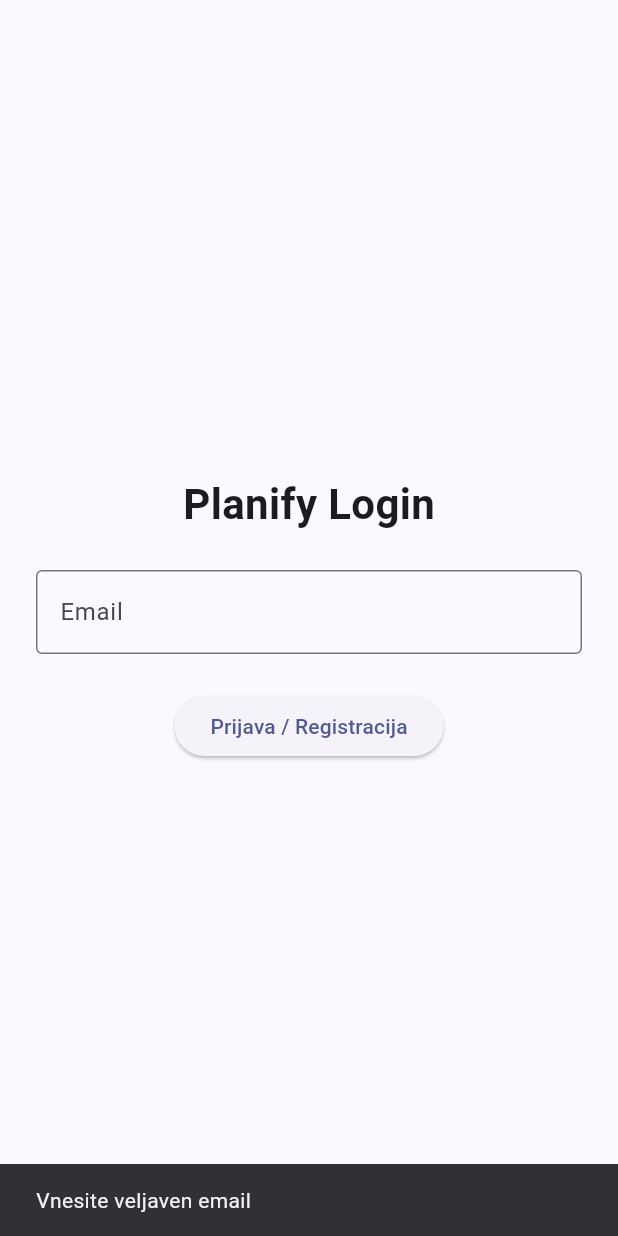
After one commit to ninolisjak/Planify, a Flutter app: the screen it shows after launch, after a tap on "Prijava / Registracija", on a phone screen of 412 x 824 dp. The commit adds this screen. Run offline on Flutter 3.47's test engine with Material 3 defaults, Android fonts, the phone set to English and light mode, and no system bars; our stand-ins replace shared_preferences, sqflite; accounts and stored records are empty.

Commit message:
testni login in odjava, ustvarjanje userja

```diff
--- a/lib/main.dart
+++ b/lib/main.dart
@@ -1,33 +1,19 @@
 import 'package:flutter/material.dart';
 import 'package:provider/provider.dart';
-import 'services/db_service.dart';
+import 'providers/focus_provider.dart';
+import 'screens/login_screen.dart';
 import 'screens/dashboard_screen.dart';
 import 'screens/focus_timer_screen.dart';
 import 'screens/settings_screen.dart';
-import 'providers/focus_provider.dart';
+import 'screens/flashcards_screen.dart';
+import 'services/db_service.dart';
+import 'package:shared_preferences/shared_preferences.dart';
 
-
-Future<void> testDB() async {
-  final db = await DBService().database;
-
-
-  final tables = await db.rawQuery(
-      "SELECT name FROM sqlite_master WHERE type='table'");
-  print("Tabele v bazi:");
-  for (var table in tables) {
-    print(table['name']);
-  }
-
-  final subjects = await db.query('subjects');
-  print("Subjects count: ${subjects.length}");
-}
 void main() async {
 WidgetsFlutterBinding.ensureInitialized();
 
-
-  final db = DBService();
-  //await db.database;
- // testDB();
+await DBService().database; // ustvari bazo, če še ne obstaja
+await testDB();             // pokliče funkcijo za debug
 
 runApp(
 ChangeNotifierProvider(
@@ -37,21 +23,30 @@
 );
 }
 
-class PlanifyApp extends StatefulWidget {
+Future<void> testDB() async {
+final db = await DBService().database;
+
+final tables = await db.rawQuery("SELECT name FROM sqlite_master WHERE type='table'");
+print("Tabele v bazi:");
+for (var table in tables) {
+print(table['name']);
+}
+
+final users = await db.query('profiles');
+print("Število uporabnikov: ${users.length}");
+for (var user in users) {
+print(user); // prikaže vse stolpce, npr. id in email
+}
+}
+
+class PlanifyApp extends StatelessWidget {
 const PlanifyApp({super.key});
 
-  @override
-  State<PlanifyApp> createState() => _PlanifyAppState();
+Future<bool> _checkLogin() async {
+final prefs = await SharedPreferences.getInstance();
+final userId = prefs.getString('user_id');
+return userId != null;
 }
-
-class _PlanifyAppState extends State<PlanifyApp> {
-  int _index = 0;
-
-  final screens = const [
-    DashboardScreen(),
-    FocusTimerScreen(),
-    SettingsScreen(),
-  ];
 
 @override
 Widget build(BuildContext context) {
@@ -61,7 +56,47 @@
 useMaterial3: true,
 colorScheme: ColorScheme.fromSeed(seedColor: Colors.indigo),
 ),
-      home: Scaffold(
+initialRoute: '/login',
+routes: {
+'/login': (context) => const LoginScreen(),
+'/home': (context) => const PlanifyHomeScreen(),
+},
+home: FutureBuilder<bool>(
+future: _checkLogin(),
+builder: (context, snapshot) {
+if (!snapshot.hasData) {
+return const Scaffold(
+body: Center(child: CircularProgressIndicator()),
+);
+}
+final isLoggedIn = snapshot.data!;
+return isLoggedIn ? const PlanifyHomeScreen() : const LoginScreen();
+},
+),
+);
+}
+}
+
+class PlanifyHomeScreen extends StatefulWidget {
+const PlanifyHomeScreen({super.key});
+
+@override
+State<PlanifyHomeScreen> createState() => _PlanifyHomeScreenState();
+}
+
+class _PlanifyHomeScreenState extends State<PlanifyHomeScreen> {
+int _index = 0;
+
+final screens = [
+  const DashboardScreen(),
+  const FocusTimerScreen(),
+  const SettingsScreen(),
+];
+
+
+@override
+Widget build(BuildContext context) {
+return Scaffold(
 body: screens[_index],
 bottomNavigationBar: BottomNavigationBar(
 type: BottomNavigationBarType.fixed,
@@ -73,7 +108,6 @@
 BottomNavigationBarItem(icon: Icon(Icons.settings), label: "Nastavitve"),
 ],
 ),
-      ),
 );
 }
 }
--- /dev/null
+++ b/lib/screens/login_screen.dart
@@ -0,0 +1,151 @@
+import 'package:flutter/material.dart';
+import 'package:shared_preferences/shared_preferences.dart';
+import '../services/db_service.dart';
+import 'dashboard_screen.dart';
+import 'focus_timer_screen.dart';
+import 'settings_screen.dart';
+
+class LoginScreen extends StatefulWidget {
+  const LoginScreen({super.key});
+
+  @override
+  State<LoginScreen> createState() => _LoginScreenState();
+}
+
+class _LoginScreenState extends State<LoginScreen> {
+  final TextEditingController emailController = TextEditingController();
+  bool isLoading = false;
+
+  @override
+  void dispose() {
+    emailController.dispose();
+    super.dispose();
+  }
+
+  Future<void> _login() async {
+    final email = emailController.text.trim();
+
+    // Prepreči prijavo, če email ni vnešen ali nima '@'
+    if (email.isEmpty || !email.contains('@')) {
+      ScaffoldMessenger.of(context).showSnackBar(
+        const SnackBar(content: Text("Vnesite veljaven email")),
+      );
+      return;
+    }
+
+    setState(() {
+      isLoading = true;
+    });
+
+    final dbService = DBService();
+    final db = await dbService.database;
+
+    // Preverimo, ali uporabnik že obstaja
+    final existing = await db.query(
+      'profiles',
+      where: 'email = ?',
+      whereArgs: [email],
+    );
+
+    String userId;
+    if (existing.isEmpty) {
+      // Ustvarimo novega uporabnika
+      userId = DateTime.now().millisecondsSinceEpoch.toString();
+      await db.insert('profiles', {
+        'id': userId,
+        'email': email,
+      });
+    } else {
+      // Če obstaja, uporabimo njegov ID
+      userId = existing.first['id'] as String;
+    }
+
+    // Shranimo user_id v SharedPreferences
+    final prefs = await SharedPreferences.getInstance();
+    await prefs.setString('user_id', userId);
+
+    setState(() {
+      isLoading = false;
+    });
+
+    // Preusmeritev na glavni ekran
+    if (mounted) {
+      Navigator.of(context).pushReplacement(
+        MaterialPageRoute(builder: (_) => const PlanifyHomeScreen()),
+      );
+    }
+  }
+
+  @override
+  Widget build(BuildContext context) {
+    return Scaffold(
+      body: SafeArea(
+        child: Center(
+          child: Padding(
+            padding: const EdgeInsets.all(24.0),
+            child: Column(
+              mainAxisAlignment: MainAxisAlignment.center,
+              children: [
+                const Text(
+                  "Planify Login",
+                  style: TextStyle(fontSize: 28, fontWeight: FontWeight.bold),
+                ),
+                const SizedBox(height: 24),
+                TextField(
+                  controller: emailController,
+                  keyboardType: TextInputType.emailAddress,
+                  decoration: const InputDecoration(
+                    border: OutlineInputBorder(),
+                    labelText: 'Email',
+                  ),
+                ),
+                const SizedBox(height: 24),
+                isLoading
+                    ? const CircularProgressIndicator()
+                    : ElevatedButton(
+                        onPressed: _login,
+                        child: const Text("Prijava / Registracija"),
+                      ),
+              ],
+            ),
+          ),
+        ),
+      ),
+    );
+  }
+}
+
+// Glavni ekran z BottomNavigationBar
+class PlanifyHomeScreen extends StatefulWidget {
+  const PlanifyHomeScreen({super.key});
+
+  @override
+  State<PlanifyHomeScreen> createState() => _PlanifyHomeScreenState();
+}
+
+class _PlanifyHomeScreenState extends State<PlanifyHomeScreen> {
+  int _index = 0;
+
+  final screens = const [
+    DashboardScreen(),
+    FocusTimerScreen(),
+    SettingsScreen(),
+  ];
+
+  @override
+  Widget build(BuildContext context) {
+    return Scaffold(
+      body: screens[_index],
+      bottomNavigationBar: BottomNavigationBar(
+        type: BottomNavigationBarType.fixed,
+        currentIndex: _index,
+        onTap: (i) => setState(() => _index = i),
+        items: const [
+          BottomNavigationBarItem(icon: Icon(Icons.dashboard), label: "Domov"),
+          BottomNavigationBarItem(icon: Icon(Icons.timer), label: "Focus"),
+          BottomNavigationBarItem(icon: Icon(Icons.settings), label: "Nastavitve"),
+        ],
+      ),
+    );
+  }
+}
--- a/lib/services/db_service.dart
+++ b/lib/services/db_service.dart
@@ -239,4 +239,8 @@
     final db = await database;
     return await db.update('sync_status', row, where: 'id = ?', whereArgs: [id]);
   }
+  Future<int> insert(String table, Map<String, dynamic> row) async {
+  final db = await database;
+  return await db.insert(table, row);
 }
+}
--- a/pubspec.yaml
+++ b/pubspec.yaml
@@ -17,6 +17,7 @@
   cloud_firestore: ^4.15.0
   google_sign_in: ^6.1.5
   firebase_messaging: ^14.9.0
+  shared_preferences: ^2.1.1
 
 flutter:
   uses-material-design: true
```
Also changed, not shown: lib/screens/dashboard_screen.dart (+26 -4 lines), lib/screens/settings_screen.dart (+23 -4 lines), lib/widgets/subject_list.dart (added), pubspec.lock, 1 other file. Lines whose indentation alone changed are shown as unchanged.
